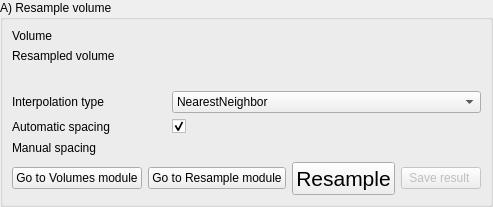
First picture: the form in Modules/Scripted/Workflow/Widgets/Resources/UI/ResampleWidget.ui, repository KitwareMedical/Deprecated-VesselView, before the edit.
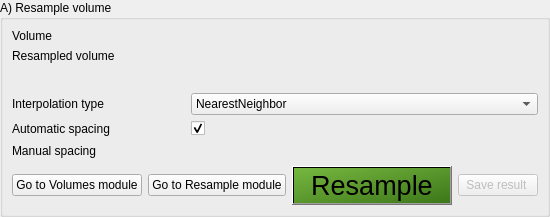
Second picture: the form after the edit. Custom widgets are drawn as their Qt base class.

Commit message:
ENH: Bigger, greener text for the apply push buttons
In order to make the action more visible/obvious to the user, the push
button were costumized with:
 - a green-colored gradient inspired by the next/before arrows of the
workflow
 - Two spaces before and after the action to enlare the button and
highlight the text
 - an bigger point size (as the application default point size is 12)

```diff
--- a/Modules/Scripted/Workflow/Widgets/Resources/UI/ResampleWidget.ui
+++ b/Modules/Scripted/Workflow/Widgets/Resources/UI/ResampleWidget.ui
@@ -6,8 +6,8 @@
    <rect>
     <x>0</x>
     <y>0</y>
-    <width>379</width>
-    <height>207</height>
+    <width>479</width>
+    <height>217</height>
    </rect>
   </property>
   <property name="windowTitle">
@@ -78,7 +78,7 @@
          <widget class="QPushButton" name="ResampleApplyPushButton">
           <property name="font">
            <font>
-            <pointsize>16</pointsize>
+            <pointsize>20</pointsize>
            </font>
           </property>
           <property name="toolTip">
@@ -89,8 +89,13 @@
 &lt;p style=&quot; margin-top:0px; margin-bottom:0px; margin-left:0px; margin-right:0px; -qt-block-indent:0; text-indent:0px;&quot;&gt;&lt;span style=&quot; font-size:8pt;&quot;&gt;Register image together&lt;/span&gt;&lt;/p&gt;
 &lt;p style=&quot;-qt-paragraph-type:empty; margin-top:0px; margin-bottom:0px; margin-left:0px; margin-right:0px; -qt-block-indent:0; text-indent:0px; font-size:8pt;&quot;&gt;&lt;/p&gt;&lt;/body&gt;&lt;/html&gt;</string>
           </property>
+          <property name="styleSheet">
+           <string notr="true">#ResampleApplyPushButton {
+    background-color: QLinearGradient( x1: 0, y1: 0, x2: 1, y2: 1, stop: 0 #76b740, stop: 1 #3d7719);
+}</string>
+          </property>
           <property name="text">
-           <string>Resample</string>
+           <string>  Resample  </string>
           </property>
           <property name="checkable">
            <bool>true</bool>
```
The commit also changes 6 other files.
